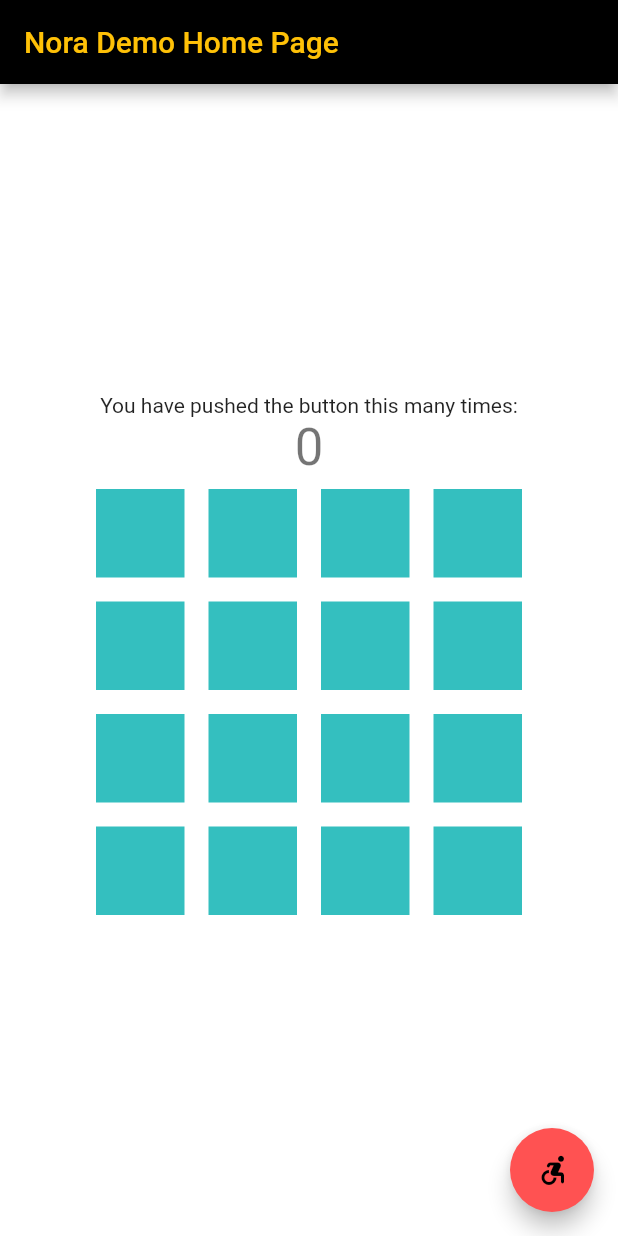
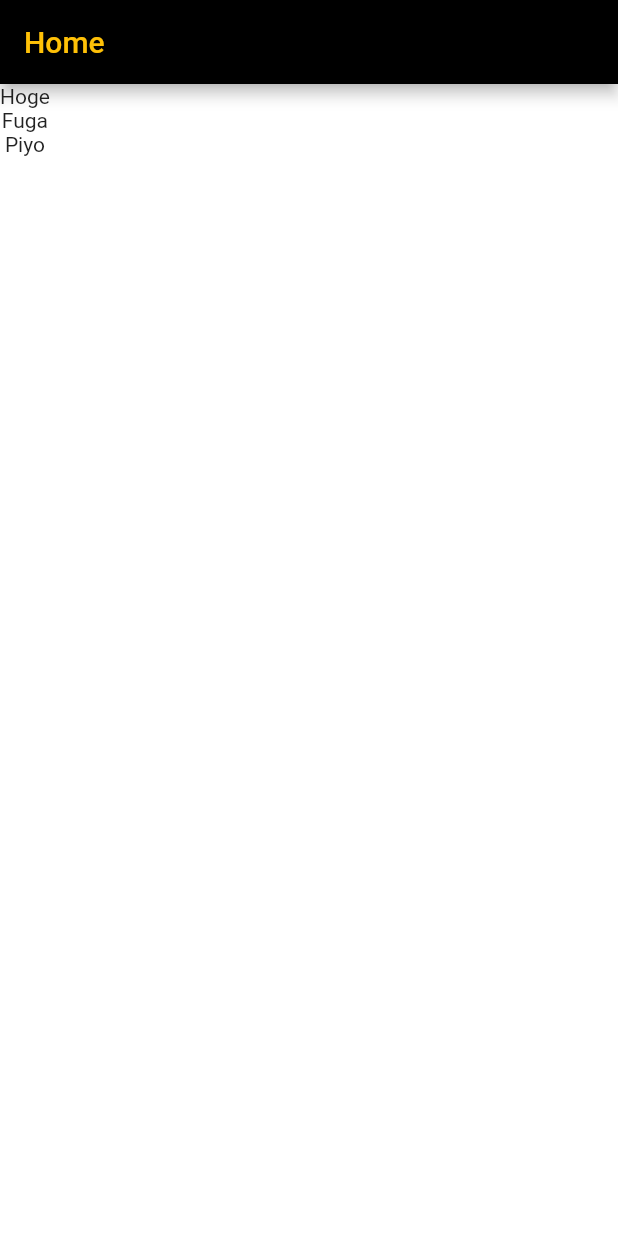
Before and after one commit to Hirochon/flutter-mixi, a Flutter app: the screen it shows after launch, on a phone screen of 412 x 824 dp. Run offline on Flutter 3.47's test engine with Material 2 defaults, Android fonts, the phone set to English and light mode, and no system bars.

Commit message:
columnを追加

```diff
--- a/flutter_mixi_tutorial/lib/main.dart
+++ b/flutter_mixi_tutorial/lib/main.dart
@@ -1,4 +1,5 @@
 import 'package:flutter_mixi_tutorial/my_home_page.dart';
+import 'package:flutter_mixi_tutorial/sample_page.dart';
 import 'package:flutter/material.dart';
 
 void main() {
@@ -16,7 +17,8 @@ class MyApp extends StatelessWidget {
       // OSのテーマ設定に合わせて変更できる
       theme: lightTheme,
       darkTheme: darkTheme,
-      home: const MyHomePage(title: 'Nora Demo Home Page'),
+      // home: const MyHomePage(title: 'Nora Demo Home Page'),
+      home: const SamplePage(),
     );
   }
 }
--- /dev/null
+++ b/flutter_mixi_tutorial/lib/sample_page.dart
@@ -0,0 +1,18 @@
+import 'package:flutter/material.dart';
+
+class SamplePage extends StatelessWidget {
+  const SamplePage({Key? key}) : super(key: key);
+
+  @override
+  Widget build(BuildContext context) {
+    return Scaffold(
+        appBar: AppBar(
+          title: const Text("Home"),
+        ),
+        body: Column(
+          mainAxisSize: MainAxisSize.min,
+          children: const [Text("Hoge"), Text("Fuga"), Text("Piyo")],
+          // children: [for (var i = 0; i < 10; i++) const Text("ああああ")]
+        ));
+  }
+}
```
